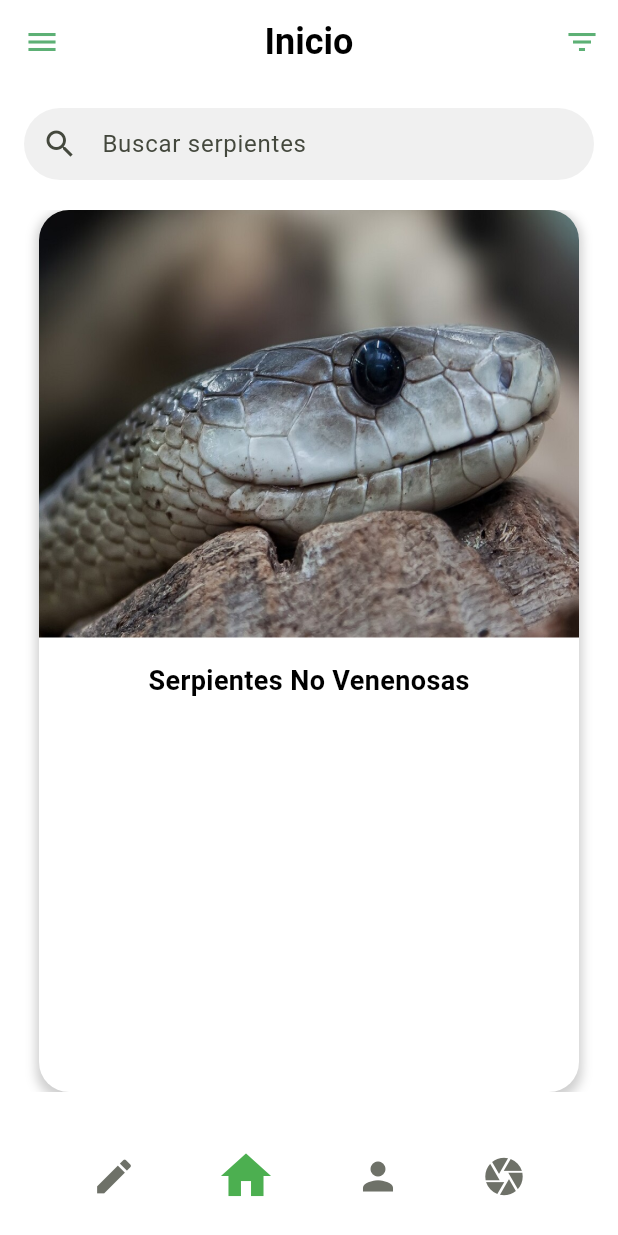
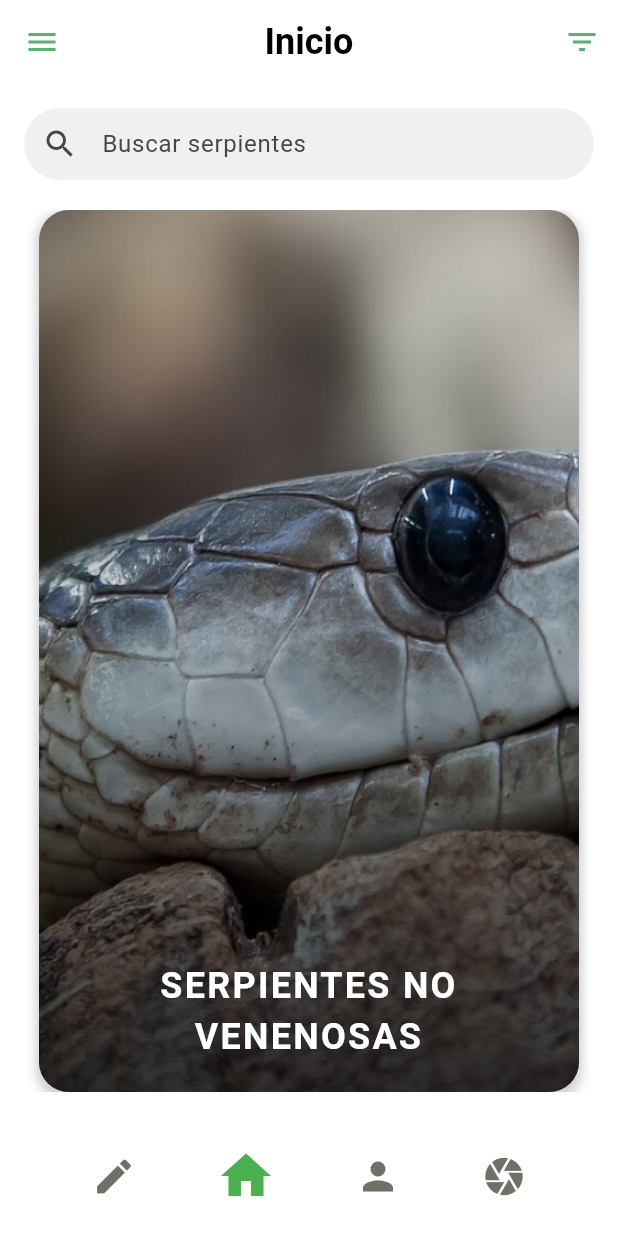
Before and after one commit to JuanRojasDev/Snake_Flutter, a Flutter app: the HomeScreen screen opened directly, swiped to page 2, on a phone screen of 412 x 824 dp. Run offline on Flutter 3.47's test engine with Material 3 defaults, Android fonts, the phone set to English and light mode, and no system bars; our stand-ins replace cached_network_image, file_picker, firebase_core, firebase_storage, flutter_secure_storage, image_picker and 2 more; accounts and stored records are empty; network calls fail.

Commit message:
Optimización de Interfaz del Inicio

```diff
--- a/lib/Authtentication/home.dart
+++ b/lib/Authtentication/home.dart
@@ -293,8 +293,11 @@ class CategoryCard extends StatefulWidget {
   final String imageUrl;
   final VoidCallback onTap;
 
-  CategoryCard(
-      {required this.title, required this.imageUrl, required this.onTap});
+  CategoryCard({
+    required this.title,
+    required this.imageUrl,
+    required this.onTap,
+  });
 
   @override
   _CategoryCardState createState() => _CategoryCardState();
@@ -310,7 +313,6 @@ class _CategoryCardState extends State<CategoryCard> {
       child: Container(
         margin: EdgeInsets.symmetric(horizontal: 10),
         decoration: BoxDecoration(
-          color: _isHovering ? Colors.green : Colors.white,
           borderRadius: BorderRadius.circular(20),
           boxShadow: [
             BoxShadow(
@@ -321,31 +323,58 @@ class _CategoryCardState extends State<CategoryCard> {
             ),
           ],
         ),
-        child: Column(
+        child: ClipRRect(
+          borderRadius: BorderRadius.circular(20),
+          child: Stack(
             children: [
-            ClipRRect(
-              borderRadius: BorderRadius.vertical(top: Radius.circular(20)),
-              child: Image.asset(
+              // Imagen que cubre toda la tarjeta
+              Image.asset(
                 widget.imageUrl,
                 fit: BoxFit.cover,
-                height: 285,
+                height: double
+                    .infinity, // Esto asegura que la imagen cubra toda la tarjeta
                 width: double.infinity,
               ),
+              // Degradado en la parte inferior
+              Positioned(
+                bottom: 0,
+                left: 0,
+                right: 0,
+                child: Container(
+                  height:
+                      400, // Ajusta el tamaño del degradado según tu preferencia
+                  decoration: BoxDecoration(
+                    gradient: LinearGradient(
+                      begin: Alignment.topCenter,
+                      end: Alignment.bottomCenter,
+                      colors: [
+                        Colors.transparent,
+                        Colors.black.withOpacity(0.7),
+                      ],
                     ),
-            Padding(
-              padding: const EdgeInsets.all(16.0),
+                  ),
+                ),
+              ),
+              // Texto de la tarjeta (Serpiente venenosa o no venenosa)
+              Positioned(
+                bottom: 20,
+                left: 20,
+                right: 20,
                 child: Text(
-                widget.title,
+                  widget.title.toUpperCase(),
                   style: TextStyle(
-                  fontSize: 18,
+                    color: Colors.white,
+                    fontSize: 24,
                     fontWeight: FontWeight.bold,
-                  color: _isHovering ? Colors.white : Colors.black,
+                    letterSpacing: 1.5,
                   ),
+                  textAlign: TextAlign.center,
                 ),
               ),
             ],
           ),
         ),
+      ),
     );
   }
 }
```
Also changed, not shown: lib/Views/snake/snake_public.dart/snake_public_card.dart (+102 -21 lines). Lines whose indentation alone changed are shown as unchanged.
